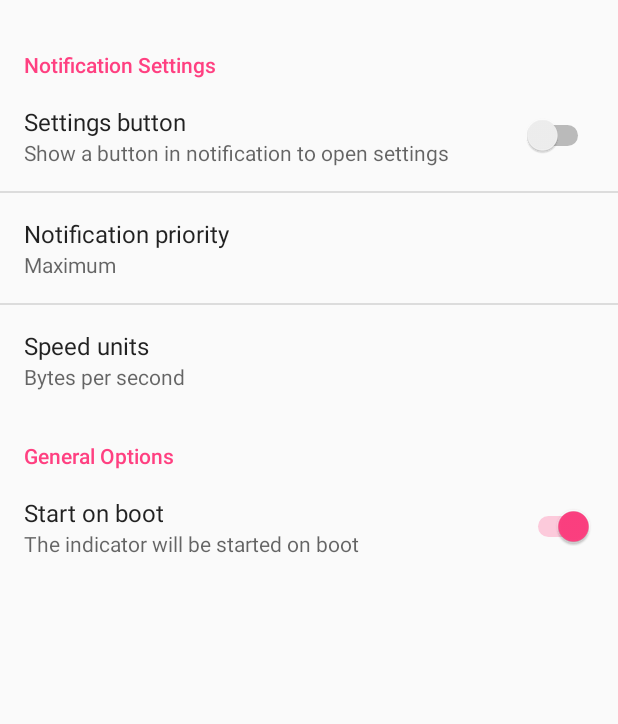
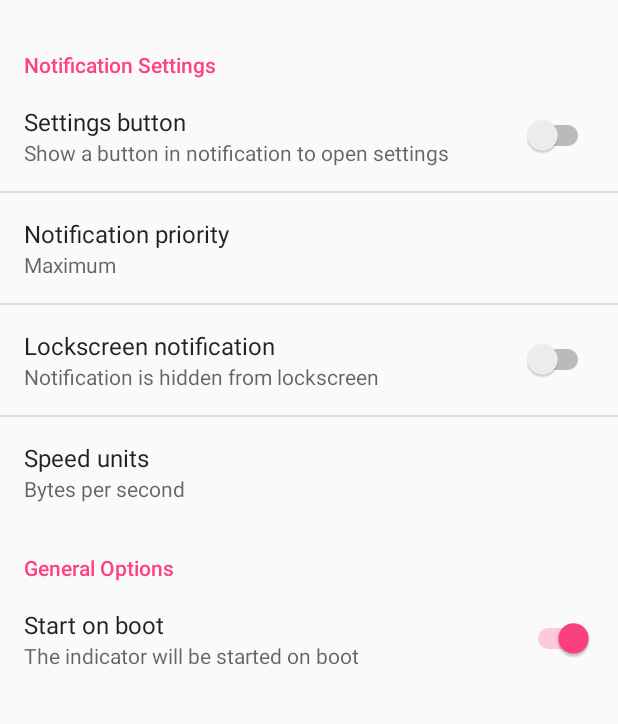
Before and after one commit to nisargjhaveri/NetSpeed, an Android app: the screen it shows after launch (MainActivity), on a phone screen of 412 x 824 dp, the part 170-894 px from its top. Run offline under Robolectric (Android 15) with nearby library versions, the phone set to English and light mode, and no system bars.

Commit message:
Add preference for lockscreen notification

```diff
--- a/app/src/main/java/com/nisargjhaveri/netspeed/Settings.java
+++ b/app/src/main/java/com/nisargjhaveri/netspeed/Settings.java
@@ -6,6 +6,7 @@ public final class Settings {
 
     public static final String KEY_SHOW_SETTINGS_BUTTON = "showSettingsButton";
     public static final String KEY_NOTIFICATION_PRIORITY = "notificationPriority";
+    public static final String KEY_NOTIFICATION_ON_LOCK_SCREEN = "notificationOnLockScreen";
 
     public static final String KEY_INDICATOR_SPEED_UNIT = "indicatorSpeedUnit";
 }
--- a/app/src/main/res/xml/preferences.xml
+++ b/app/src/main/res/xml/preferences.xml
@@ -26,6 +26,13 @@
             android:entryValues="@array/notification_priority_values"
             android:defaultValue="max" />
 
+        <SwitchPreference
+            android:key="notificationOnLockScreen"
+            android:title="Lockscreen notification"
+            android:summaryOn="Notification is visible on lockscreen"
+            android:summaryOff="Notification is hidden from lockscreen"
+            android:defaultValue="false" />
+
         <ListPreference
             android:key="indicatorSpeedUnit"
             android:title="Speed units"
```
Also changed, not shown: app/src/main/java/com/nisargjhaveri/netspeed/NetSpeedIndicatorService.java (+9 -4 lines).
